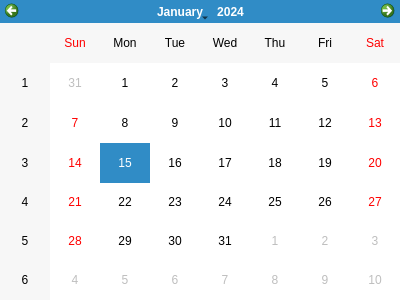
This is forms/dateselectdialog.ui in equation314/Calendar as Qt 5 draws it before an edit. The edited form follows.
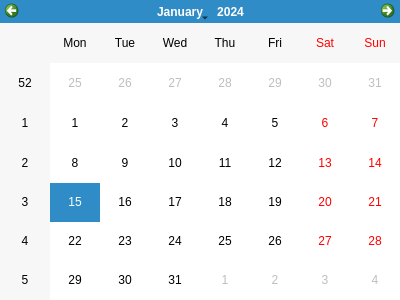
This is the edited form.

What changed in the file:
```diff
--- a/forms/dateselectdialog.ui
+++ b/forms/dateselectdialog.ui
@@ -29,7 +29,7 @@
    <item>
     <widget class="QCalendarWidget" name="calendarWidget">
      <property name="firstDayOfWeek">
-      <enum>Qt::Sunday</enum>
+      <enum>Qt::Monday</enum>
      </property>
     </widget>
    </item>
```
Left out of the diff: 2 changed lines with no effect on the pictures.
